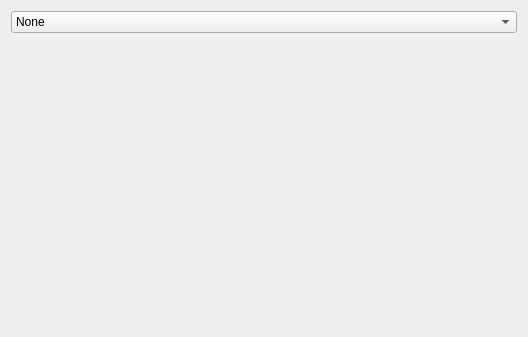
Qt form trainerselect.ui (openMSX/catapult) before a commit.
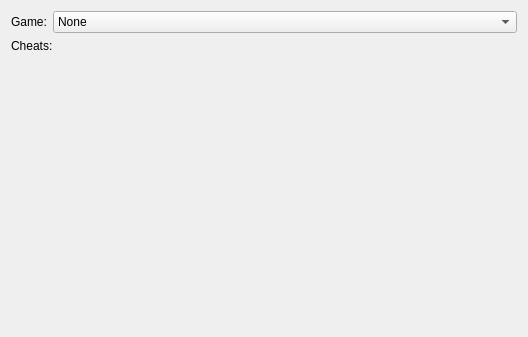
The same form after that commit.

Commit message: Add some labels and improve layout a bit

```diff
--- a/trainerselect.ui
+++ b/trainerselect.ui
@@ -14,6 +14,21 @@
   </property>
   <layout class="QGridLayout" >
    <item row="0" column="0" >
+    <layout class="QHBoxLayout" >
+     <item>
+      <widget class="QLabel" name="label_2" >
+       <property name="sizePolicy" >
+        <sizepolicy vsizetype="Preferred" hsizetype="Fixed" >
+         <horstretch>0</horstretch>
+         <verstretch>0</verstretch>
+        </sizepolicy>
+       </property>
+       <property name="text" >
+        <string>Game:</string>
+       </property>
+      </widget>
+     </item>
+     <item>
     <widget class="QComboBox" name="gameSelector" >
      <property name="maxVisibleItems" >
       <number>15</number>
@@ -25,7 +40,22 @@
      </item>
     </widget>
    </item>
+    </layout>
+   </item>
    <item row="1" column="0" >
+    <widget class="QLabel" name="label" >
+     <property name="sizePolicy" >
+      <sizepolicy vsizetype="Fixed" hsizetype="Preferred" >
+       <horstretch>0</horstretch>
+       <verstretch>0</verstretch>
+      </sizepolicy>
+     </property>
+     <property name="text" >
+      <string>Cheats:</string>
+     </property>
+    </widget>
+   </item>
+   <item row="2" column="0" >
     <widget class="QWidget" native="1" name="emptyContainerWidget" />
    </item>
   </layout>
```
Lines whose indentation alone changed are shown as unchanged. The commit also changes 1 other file.
